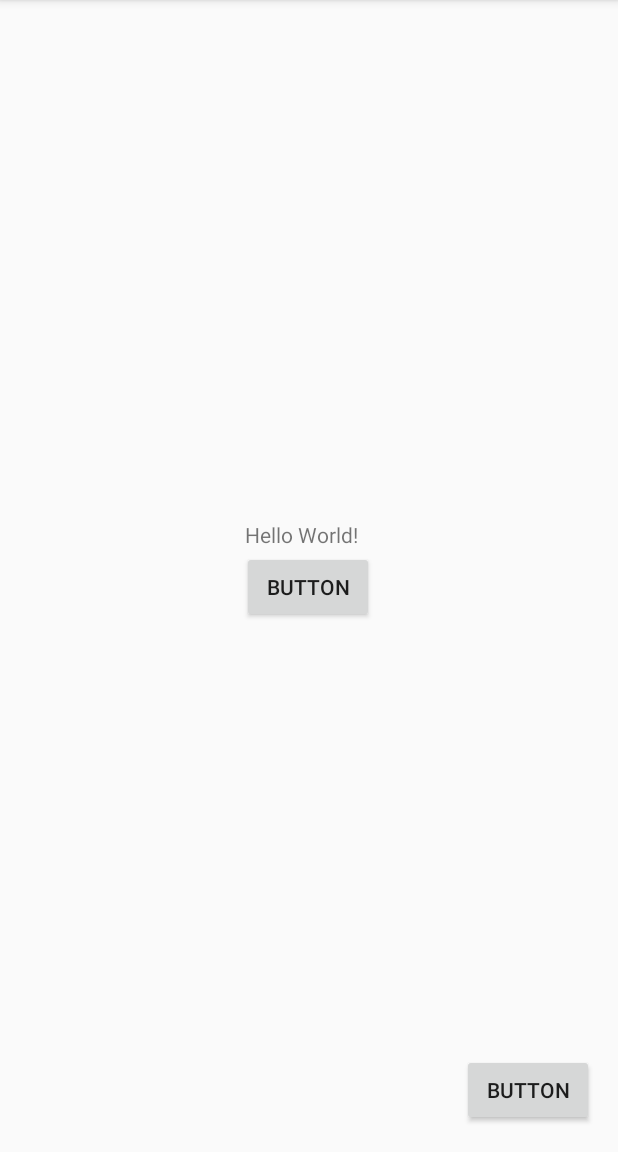
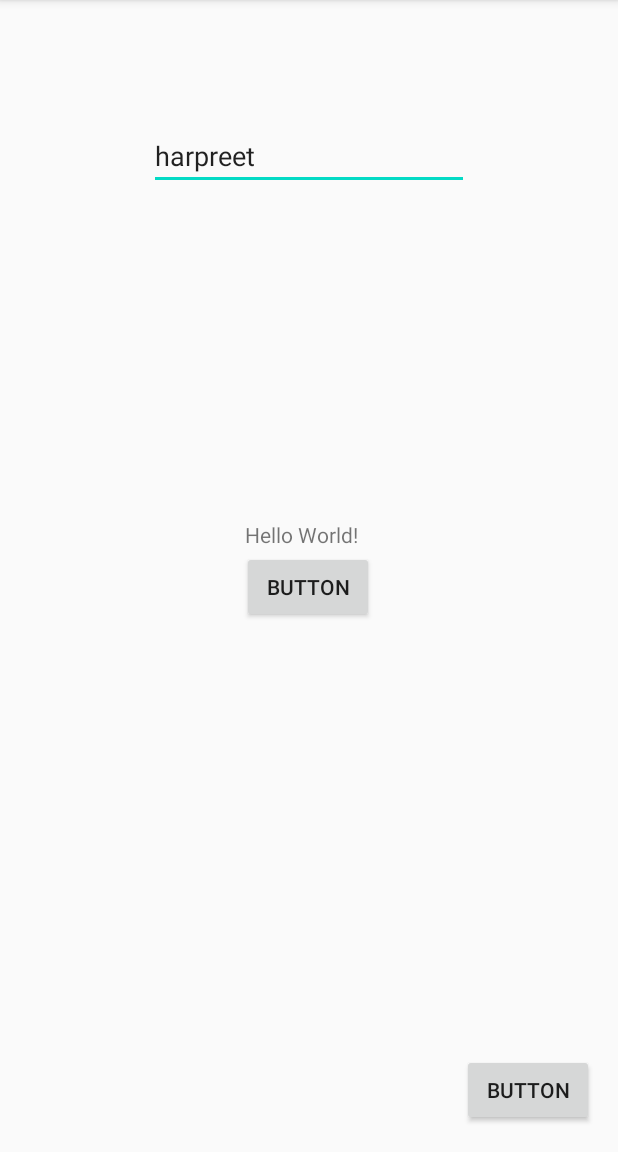
Before and after one commit to DeclanSweeney/lifter_inc, an Android app: the screen it shows after launch (MainActivity), on a phone screen of 412 x 824 dp, the part 84-1236 px from its top. Run offline under Robolectric (Android 15) with nearby library versions, the phone set to English and light mode, and no system bars.

Commit message:
this is a test commit from harpreet

```diff
--- a/Lifter/app/src/main/res/layout/activity_main.xml
+++ b/Lifter/app/src/main/res/layout/activity_main.xml
@@ -42,4 +42,17 @@
         app:layout_constraintTop_toTopOf="parent"
         app:layout_constraintVertical_bias="0.976" />
 
+    <EditText
+        android:id="@+id/editText"
+        android:layout_width="wrap_content"
+        android:layout_height="wrap_content"
+        android:ems="10"
+        android:inputType="textPersonName"
+        android:text="harpreet"
+        app:layout_constraintBottom_toBottomOf="parent"
+        app:layout_constraintEnd_toEndOf="parent"
+        app:layout_constraintStart_toStartOf="parent"
+        app:layout_constraintTop_toTopOf="parent"
+        app:layout_constraintVertical_bias="0.113" />
+
 </androidx.constraintlayout.widget.ConstraintLayout>
```
Also changed, not shown: Lifter/app/gradle/wrapper/gradle-wrapper.properties (added), 3 other files.
